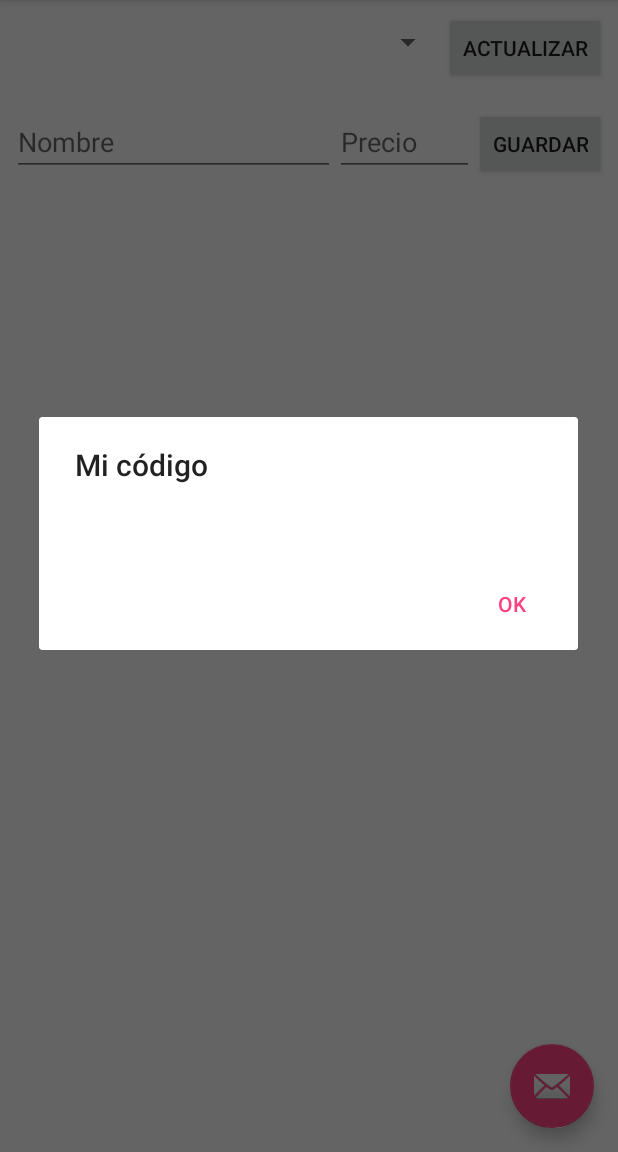
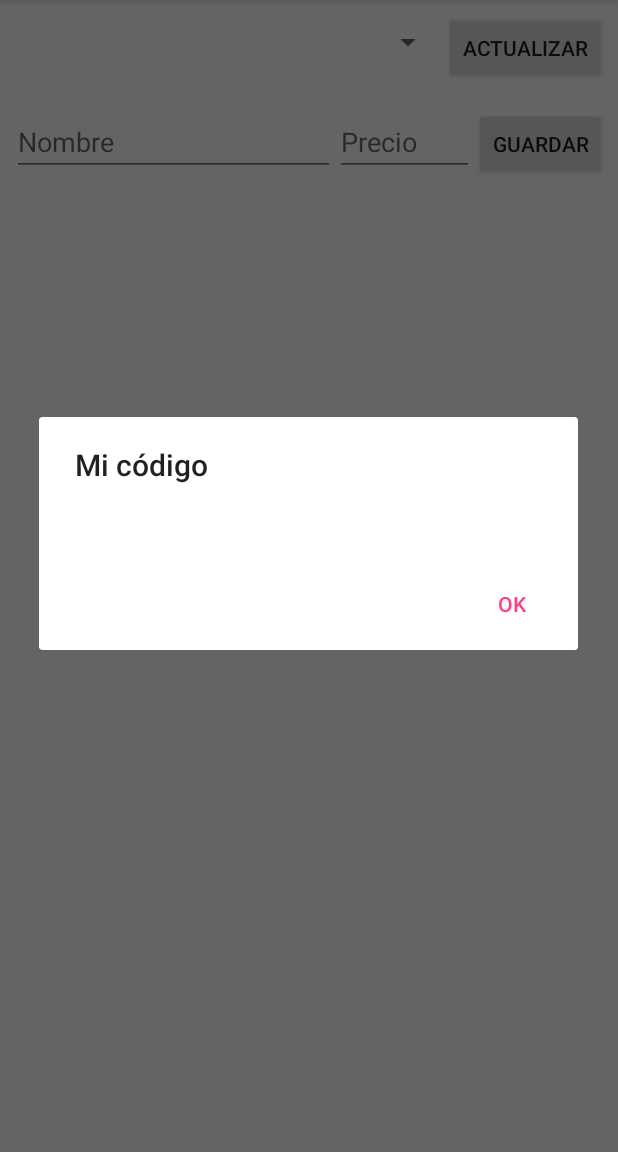
Before and after one commit to Voraah/PlantillaMenuDeComidas, an Android app: the screen it shows after launch (ComidaListActivity), after a tap on an icon or button, on a phone screen of 412 x 824 dp, the part 84-1236 px from its top. Run offline under Robolectric (Android 15) with nearby library versions, the phone set to English and light mode, and no system bars; our stand-ins replace ButterKnife, Firebase (no records; nobody signed in at launch, a user with empty details on screens opened directly); 1 statement that could not run was skipped.

Commit message:
Bug fixes

```diff
--- a/app/src/main/res/layout/activity_comida_list.xml
+++ b/app/src/main/res/layout/activity_comida_list.xml
@@ -92,13 +92,4 @@
 
     </FrameLayout>
 
-    <com.google.android.material.floatingactionbutton.FloatingActionButton
-        android:id="@+id/fab"
-        android:layout_width="wrap_content"
-        android:layout_height="wrap_content"
-        android:layout_gravity="bottom|end"
-        android:layout_margin="@dimen/fab_margin"
-        app:srcCompat="@android:drawable/ic_dialog_email" />
-
-
 </androidx.coordinatorlayout.widget.CoordinatorLayout>
--- a/app/src/main/res/layout/comida_list.xml
+++ b/app/src/main/res/layout/comida_list.xml
@@ -9,5 +9,5 @@
     android:layout_marginLeft="16dp"
     android:layout_marginRight="16dp"
     app:layoutManager="LinearLayoutManager"
-    tools:context="com.alain.cursos.menudecomidasbasic.marketlist.alain.cursos.menudecomidasbasic.ComidaListActivity"
+    tools:context="marketlist.rarl.cursos.menudecomidasbasic.ComidaListActivity"
     tools:listitem="@layout/comida_list_content" />
```
Also changed, not shown: app/src/main/java/marketlist/rarl/cursos/menudecomidasbasic/ComidaDetailActivity.java (+0 -14 lines), app/src/main/java/marketlist/rarl/cursos/menudecomidasbasic/ComidaDetailFragment.java (+0 -25 lines), app/src/main/res/layout-w900dp/comida_list.xml (+2 -9 lines), 3 other files.
